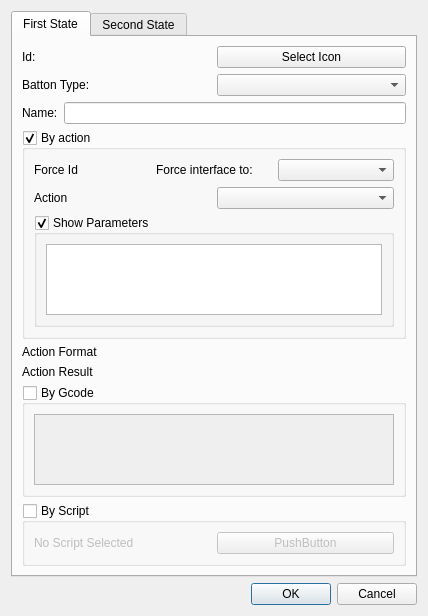
The window that GuiXYZ_VariableButtonDataDialog.ui (fedetony/GUI_XYZ_GImage) describes before a commit, drawn with Qt 5.
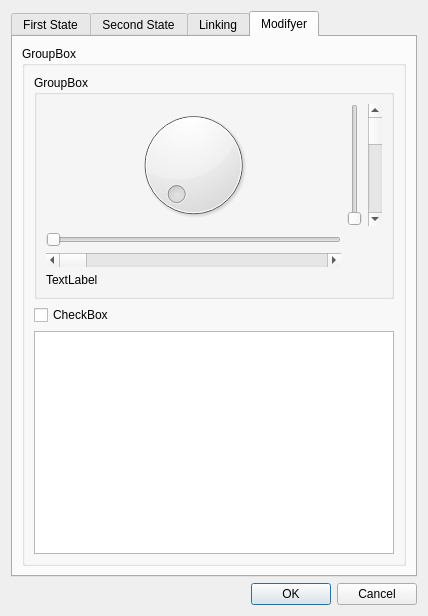
The same window after the commit. The open tabs and pages were chosen to show the change. Icons and pictures are not drawn.

Commit message:
Added Save and Load functionality to VBD. Added remove all objects and reposition object. Added tabs for linking and modifying.
Now linking can be updated :)

```diff
--- a/GuiXYZ_VariableButtonDataDialog.ui
+++ b/GuiXYZ_VariableButtonDataDialog.ui
@@ -393,6 +393,110 @@
        </item>
       </layout>
      </widget>
+     <widget class="QWidget" name="tabWidget_VBDFPage3">
+      <attribute name="title">
+       <string>Linking</string>
+      </attribute>
+      <layout class="QHBoxLayout" name="horizontalLayout_12">
+       <item>
+        <widget class="QGroupBox" name="groupBox_VBDD_Linkfrom">
+         <property name="title">
+          <string>Link From</string>
+         </property>
+         <layout class="QGridLayout" name="gridLayout">
+          <item row="0" column="0">
+           <widget class="QListWidget" name="listWidget"/>
+          </item>
+         </layout>
+        </widget>
+       </item>
+       <item>
+        <widget class="QGroupBox" name="groupBox_VBDD_Linkto">
+         <property name="title">
+          <string>Link To</string>
+         </property>
+         <layout class="QGridLayout" name="gridLayout_4">
+          <item row="0" column="0">
+           <widget class="QListWidget" name="listWidget_2"/>
+          </item>
+         </layout>
+        </widget>
+       </item>
+      </layout>
+     </widget>
+     <widget class="QWidget" name="tabWidget_VBDFPage4">
+      <attribute name="title">
+       <string>Modifyer</string>
+      </attribute>
+      <layout class="QVBoxLayout" name="verticalLayout_10">
+       <item>
+        <widget class="QGroupBox" name="groupBox">
+         <property name="title">
+          <string>GroupBox</string>
+         </property>
+         <layout class="QVBoxLayout" name="verticalLayout_11">
+          <item>
+           <widget class="QGroupBox" name="groupBox_2">
+            <property name="title">
+             <string>GroupBox</string>
+            </property>
+            <layout class="QGridLayout" name="gridLayout_5">
+             <item row="0" column="0">
+              <widget class="QDial" name="dial"/>
+             </item>
+             <item row="2" column="0">
+              <widget class="QScrollBar" name="horizontalScrollBar">
+               <property name="orientation">
+                <enum>Qt::Horizontal</enum>
+               </property>
+              </widget>
+             </item>
+             <item row="1" column="0">
+              <widget class="QSlider" name="horizontalSlider">
+               <property name="orientation">
+                <enum>Qt::Horizontal</enum>
+               </property>
+              </widget>
+             </item>
+             <item row="0" column="1">
+              <widget class="QSlider" name="verticalSlider">
+               <property name="orientation">
+                <enum>Qt::Vertical</enum>
+               </property>
+              </widget>
+             </item>
+             <item row="0" column="2">
+              <widget class="QScrollBar" name="verticalScrollBar">
+               <property name="orientation">
+                <enum>Qt::Vertical</enum>
+               </property>
+              </widget>
+             </item>
+             <item row="3" column="0">
+              <widget class="QLabel" name="label">
+               <property name="text">
+                <string>TextLabel</string>
+               </property>
+              </widget>
+             </item>
+            </layout>
+           </widget>
+          </item>
+          <item>
+           <widget class="QCheckBox" name="checkBox">
+            <property name="text">
+             <string>CheckBox</string>
+            </property>
+           </widget>
+          </item>
+          <item>
+           <widget class="QTableView" name="tableView"/>
+          </item>
+         </layout>
+        </widget>
+       </item>
+      </layout>
+     </widget>
     </widget>
    </item>
    <item>
```
The commit also changes 3 other files.
